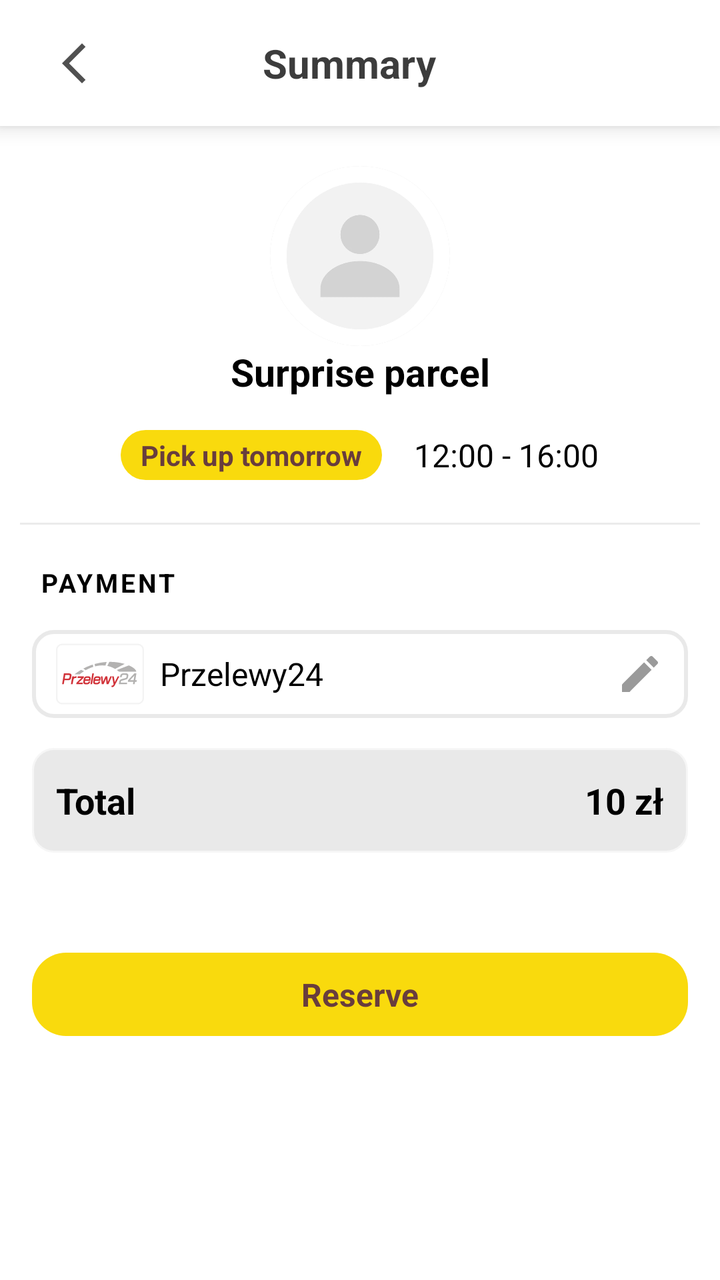
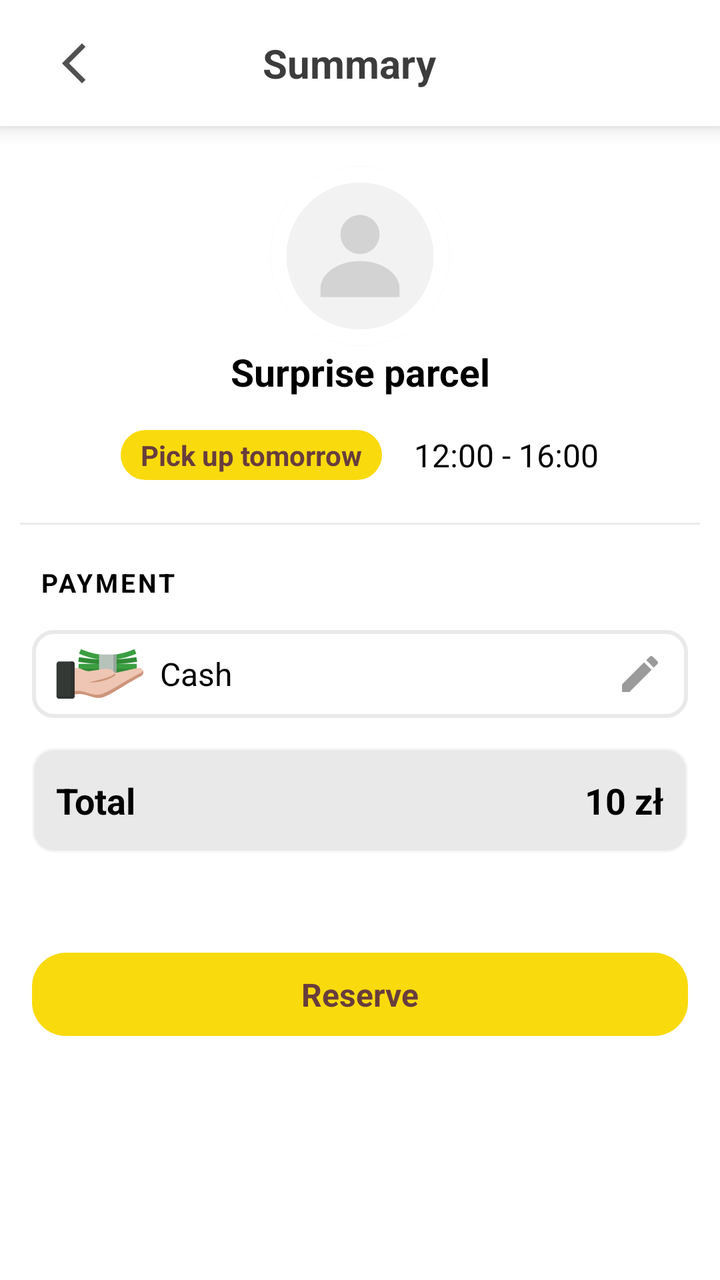

Two renders of the same Android screen: before a commit and after it. Below are the layout's source before the change and the commit's diff.
<!-- AndroidManifest.xml: application theme Theme.Replate -->
<!-- res/layout/activity_summary.xml -->
<?xml version="1.0" encoding="utf-8"?>
<LinearLayout xmlns:android="http://schemas.android.com/apk/res/android"
    xmlns:tools="http://schemas.android.com/tools"
    xmlns:app="http://schemas.android.com/apk/res-auto"
    android:layout_width="match_parent"
    android:layout_height="match_parent"
    android:background="#ffffff"
    android:layout_marginTop="@dimen/margin_top"
    android:orientation="vertical"
    >
    <LinearLayout
        android:paddingVertical="15dp"
        android:layout_width="match_parent"
        android:layout_height="wrap_content"
        android:orientation="horizontal"
        android:background="@color/white"
        android:elevation="6dp">
        <ImageView
            android:id="@+id/arrowback"
            android:layout_marginStart="25dp"
            android:layout_width="24dp"
            android:layout_height="33dp"
            android:src="@drawable/ic_arrow_back"/>
        <TextView
            android:layout_width="0dp"
            android:layout_weight="1"
            android:gravity="center"
            android:layout_marginEnd="60dp"
            android:layout_gravity="center"
            android:layout_height="wrap_content"
            android:textColor="#C3000000"
            android:textSize="20dp"
            android:textStyle="bold"
            android:text="Summary"/>
    </LinearLayout>
    <LinearLayout
        android:layout_marginTop="20dp"
        android:layout_width="match_parent"
        android:layout_height="wrap_content"
        android:gravity="center_horizontal">
        <ImageView
            android:id="@+id/parcel_image"
            android:layout_width="90dp"
            android:layout_height="90dp"
            android:src="@drawable/image_profile"
            android:scaleType="centerCrop"
            android:background="@drawable/background_circle_photo"
            android:clipToOutline="true"
            android:focusable="true" />
    </LinearLayout>
    <TextView
        android:id="@+id/titleParcel"
        android:layout_width="match_parent"
        android:layout_height="wrap_content"
        android:text="Surprise parcel"
        android:textStyle="bold"
        android:textSize="19dp"
        android:textAlignment="center"
        android:textColor="@color/black"/>

    <LinearLayout

        android:layout_marginTop="15dp"
        android:layout_width="match_parent"
        android:layout_height="wrap_content"
        android:orientation="horizontal"
        android:gravity="center"
        android:paddingHorizontal="12dp"
      >

        
        <TextView
            android:layout_marginEnd="16dp"
            android:id="@+id/pickupLabel"
            android:layout_width="wrap_content"
            android:layout_height="wrap_content"
            android:text="Pick up tomorrow"
            android:paddingVertical="3dp"
            android:paddingHorizontal="10dp"
            android:textSize="14dp"
            android:textStyle="bold"
            android:textColor="@color/brown"
            android:backgroundTint="@color/yellow"
            android:background="@drawable/edittext_search_city"
            android:layout_gravity="center_vertical" />

        
        <TextView
            android:paddingVertical="3dp"
            android:id="@+id/timeLabel"
            android:layout_width="wrap_content"
            android:layout_height="wrap_content"
            android:text="12:00 - 16:00"
            android:textSize="16dp"
            android:textColor="@android:color/black"
            android:layout_gravity="end" />
    </LinearLayout>
    <View
        android:layout_marginHorizontal="10dp"
        android:layout_marginTop="20dp"
        android:layout_width="match_parent"
        android:layout_height="1dp"
        android:background="#85D9D9D9"
        />

    <TextView
        android:layout_width="match_parent"
        android:layout_height="wrap_content"
        android:layout_marginTop="20dp"
        android:layout_marginBottom="15dp"
        android:text="PAYMENT"
        android:letterSpacing="0.1"
        android:textSize="13dp"
        android:textStyle="bold"
        android:textColor="@color/black"
        android:layout_marginStart="20dp"/>

    <LinearLayout
        android:id="@+id/paymentMethod"
        android:layout_width="match_parent"
        android:layout_height="44dp"
        android:orientation="horizontal"
        android:paddingHorizontal="12dp"
        android:paddingVertical="3dp"
        android:background="@drawable/bordered_background"
        android:gravity="center_vertical"
        android:layout_marginBottom="15dp"
        android:layout_marginHorizontal="16dp">

        
        <ImageView
            android:id="@+id/paymentImage"
            android:layout_width="44dp"
            android:layout_height="44dp"
            android:src="@drawable/ic_przelewy24"
            android:contentDescription="Left icon"
            android:layout_marginEnd="8dp" />

        
        <TextView
            android:id="@+id/payment"
            android:layout_width="0dp"
            android:layout_height="wrap_content"
            android:layout_weight="1"
            android:text="Przelewy24"
            android:textSize="16sp"
            android:textColor="@android:color/black" />

        
        <ImageView
            android:layout_width="24dp"
            android:layout_height="24dp"
            android:src="@drawable/ic_edit"
            app:tint="#9A9A9A"
            android:contentDescription="Right icon" />
    </LinearLayout>

    <LinearLayout
        android:layout_width="match_parent"
        android:layout_height="wrap_content"
        android:orientation="horizontal"
        android:backgroundTint="#70CCCCCC"
        android:background="@drawable/bordered_background"
        android:paddingHorizontal="12dp"
        android:paddingVertical="14dp"
        android:layout_marginHorizontal="16dp"
        android:gravity="center_vertical">

        
        <TextView
            android:layout_width="0dp"
            android:layout_height="wrap_content"
            android:layout_weight="1"
            android:text="Total"
            android:textStyle="bold"
            android:textSize="18dp"
            android:textColor="@android:color/black" />

        
        <TextView
            android:id="@+id/priceText"
            android:layout_width="wrap_content"
            android:layout_height="wrap_content"
            android:text="10 zł"
            android:textStyle="bold"
            android:textSize="18dp"
            android:textColor="@android:color/black" />
    </LinearLayout>

    <TextView
        android:layout_marginTop="50dp"
        android:backgroundTint="@color/yellow"
        android:layout_marginHorizontal="16dp"
        android:id="@+id/reservebuybtn"
        android:layout_width="match_parent"
        android:layout_height="wrap_content"
        android:text="Reserve"
        android:paddingVertical="10dp"
        android:textSize="16dp"
        android:textAlignment="center"
        android:textColor="@color/brown"
        android:textStyle="bold"
        android:background="@drawable/edittext_search_city"/>


</LinearLayout>
<!-- resources referenced by this layout -->
<resources>
  <color name="black">#FF000000</color>
  <color name="brown">#683D3D</color>
  <color name="white">#FFFFFFFF</color>
  <color name="yellow">#F9DA0D</color>
  <dimen name="margin_top">25sp</dimen>
  <!-- drawable background_circle_photo (drawable) -->
  <?xml version="1.0" encoding="utf-8"?>
  <shape xmlns:android="http://schemas.android.com/apk/res/android" android:shape="oval">
      <solid android:color="#CCCCCC" />
  </shape>
  <!-- drawable bordered_background (drawable) -->
  <?xml version="1.0" encoding="utf-8"?>
  <shape xmlns:android="http://schemas.android.com/apk/res/android"
      android:shape="rectangle">
      <solid android:color="@android:color/white" />
      <stroke android:width="2dp" android:color="#70CCCCCC" />
      <corners android:radius="10dp" />
  </shape>
  <!-- drawable edittext_search_city (drawable) -->
  <shape xmlns:android="http://schemas.android.com/apk/res/android"
      android:shape="rectangle">
      <solid android:color="#D9D9D9" /> 
      <corners android:radius="17dp" />
  </shape>
  <!-- drawable ic_arrow_back (drawable) -->
  <vector android:height="24dp" android:tint="#505050"
      android:viewportHeight="24" android:viewportWidth="24"
      android:width="24dp" xmlns:android="http://schemas.android.com/apk/res/android">
      <path android:fillColor="@android:color/white" android:pathData="M17.77,3.77l-1.77,-1.77l-10,10l10,10l1.77,-1.77l-8.23,-8.23z"/>
  </vector>
  <!-- drawable ic_edit (drawable) -->
  <vector android:height="24dp" android:tint="#DCDCDC"
      android:viewportHeight="24" android:viewportWidth="24"
      android:width="24dp" xmlns:android="http://schemas.android.com/apk/res/android">
      <path android:fillColor="@android:color/white" android:pathData="M3,17.25V21h3.75L17.81,9.94l-3.75,-3.75L3,17.25zM20.71,7.04c0.39,-0.39 0.39,-1.02 0,-1.41l-2.34,-2.34c-0.39,-0.39 -1.02,-0.39 -1.41,0l-1.83,1.83 3.75,3.75 1.83,-1.83z"/>
  </vector>
  <!-- drawable ic_przelewy24: vector/xml drawable (drawable, 7273 chars, omitted) -->
  <!-- drawable image_profile: webp bitmap (drawable, 2388 bytes) -->
  <style name="Theme.Replate" parent="Base.Theme.Replate" />
  <style name="Base.Theme.Replate" parent="Theme.MaterialComponents.DayNight.NoActionBar">
          
          <item name="colorPrimary">@color/brown</item>
          <item name="colorPrimaryVariant">@color/brown</item>
          <item name="colorSecondary">@color/brown</item>
  
          
          <item name="colorControlActivated">@color/brown</item>
          <item name="colorAccent">@color/brown</item>
  
          
          <item name="android:textCursorDrawable">@null</item>
  
          
          <item name="android:colorControlHighlight">@color/brown</item>
          <item name="android:colorControlNormal">@color/brown</item>
      </style>
</resources>

<!-- the commit's change to res/layout/activity_summary.xml (unified diff, before → after) -->
@@ -132,7 +132,7 @@
             android:id="@+id/paymentImage"
             android:layout_width="44dp"
             android:layout_height="44dp"
-            android:src="@drawable/ic_przelewy24"
+            android:src="@drawable/ic_cash"
             android:contentDescription="Left icon"
             android:layout_marginEnd="8dp" />
 
@@ -142,7 +142,7 @@
             android:layout_width="0dp"
             android:layout_height="wrap_content"
             android:layout_weight="1"
-            android:text="Przelewy24"
+            android:text="Cash"
             android:textSize="16sp"
             android:textColor="@android:color/black" />
 
<!-- resource entries referenced after the edit -->
@@ -30,13 +30,13 @@
       android:width="24dp" xmlns:android="http://schemas.android.com/apk/res/android">
       <path android:fillColor="@android:color/white" android:pathData="M17.77,3.77l-1.77,-1.77l-10,10l10,10l1.77,-1.77l-8.23,-8.23z"/>
   </vector>
+  <!-- drawable ic_cash: vector/xml drawable (drawable, 4684 chars, omitted) -->
   <!-- drawable ic_edit (drawable) -->
   <vector android:height="24dp" android:tint="#DCDCDC"
       android:viewportHeight="24" android:viewportWidth="24"
       android:width="24dp" xmlns:android="http://schemas.android.com/apk/res/android">
       <path android:fillColor="@android:color/white" android:pathData="M3,17.25V21h3.75L17.81,9.94l-3.75,-3.75L3,17.25zM20.71,7.04c0.39,-0.39 0.39,-1.02 0,-1.41l-2.34,-2.34c-0.39,-0.39 -1.02,-0.39 -1.41,0l-1.83,1.83 3.75,3.75 1.83,-1.83z"/>
   </vector>
-  <!-- drawable ic_przelewy24: vector/xml drawable (drawable, 7273 chars, omitted) -->
   <!-- drawable image_profile: webp bitmap (drawable, 2388 bytes) -->
   <style name="Theme.Replate" parent="Base.Theme.Replate" />
   <style name="Base.Theme.Replate" parent="Theme.MaterialComponents.DayNight.NoActionBar">
